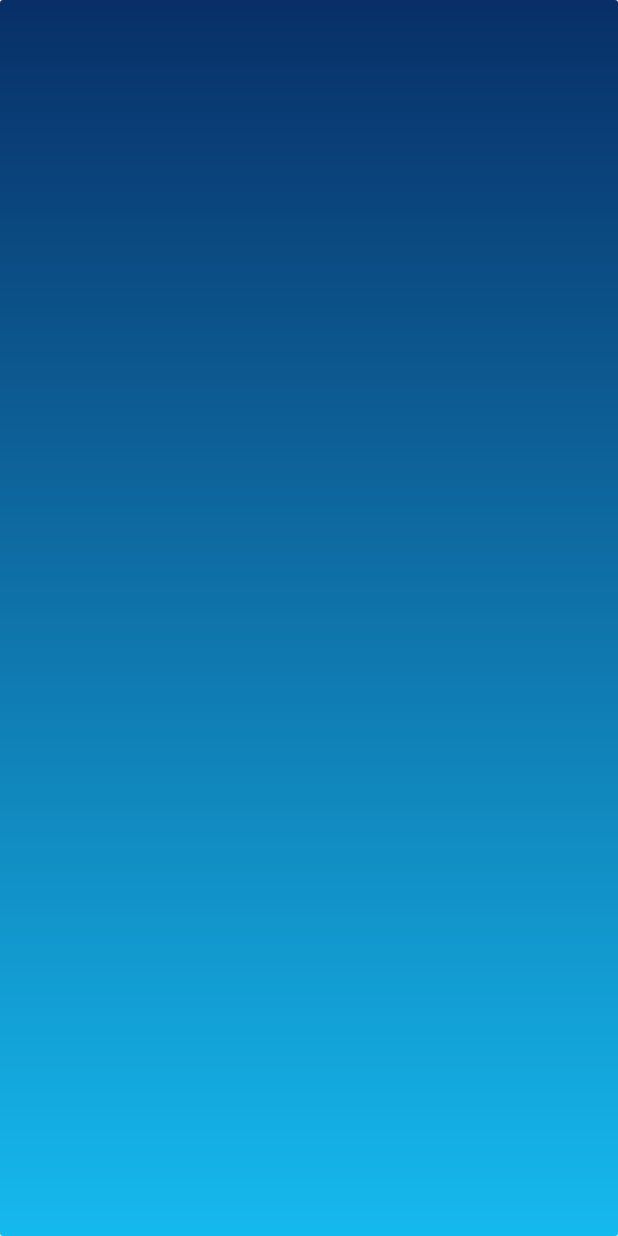
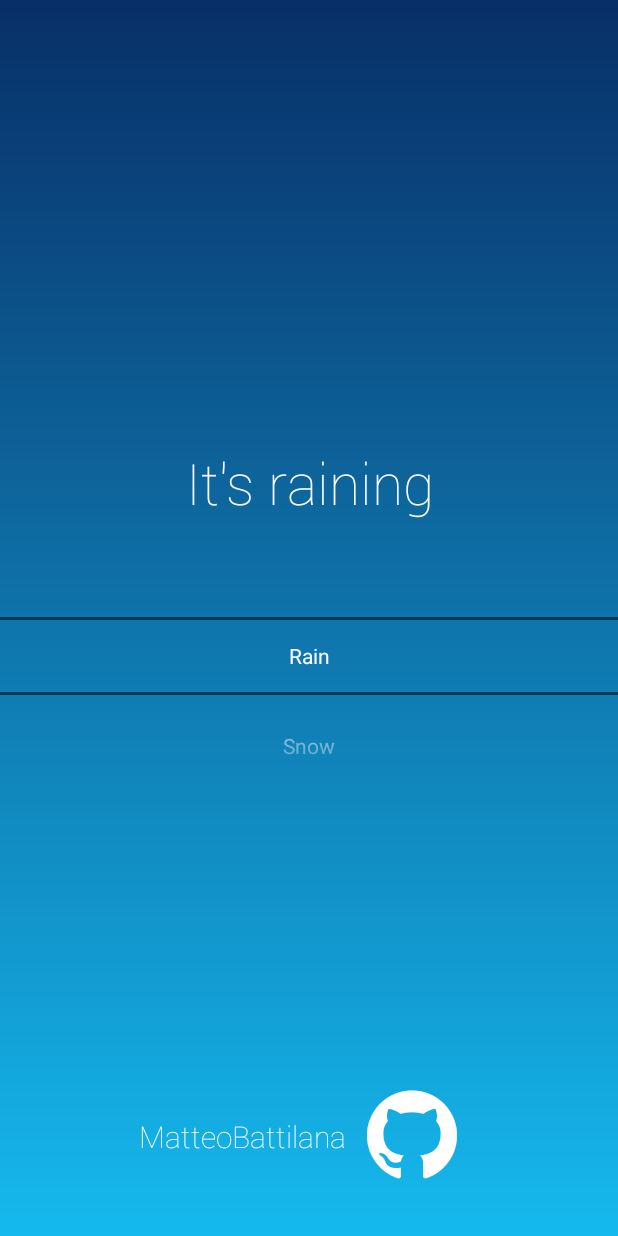
Before and after one commit to MatteoBattilana/WeatherView, an Android app: the screen it shows after launch (MainActivity), on a phone screen of 412 x 824 dp. Run offline under Robolectric (Android 15) with nearby library versions, the phone set to English and light mode, and no system bars; libraries missing offline, so code that uses them is left out: com.plattysoft.leonids; 6 statements that could not run were skipped.

Commit message:
Added screenshot

```diff
--- /dev/null
+++ b/app/src/main/java/xyz/matteobattilana/weatherview/HoloPicker.java
@@ -0,0 +1,42 @@
+package xyz.matteobattilana.weatherview;
+
+import android.annotation.TargetApi;
+import android.content.Context;
+import android.graphics.Typeface;
+import android.os.Build;
+import android.util.AttributeSet;
+import android.widget.NumberPicker;
+
+// For backward-compability
+public class HoloPicker extends NumberPicker {
+
+
+    public HoloPicker(Context context) {
+        super(context);
+        if (!isInEditMode())
+            init();
+    }
+
+    public HoloPicker(Context context, AttributeSet attrs) {
+        super(context, attrs);
+        if (!isInEditMode()) {
+            init();
+        }
+    }
+
+    public HoloPicker(Context context, AttributeSet attrs, int defStyle) {
+        super(context, attrs, defStyle);
+        if (!isInEditMode()) {
+            init();
+        }
+    }
+
+    private void init() {
+        String[] values = getResources().getStringArray(R.array.weatherList);
+
+        this.setMinValue(0); //from array first value
+        this.setMaxValue(values.length - 1); //to array last value
+        this.setDisplayedValues(values);
+        this.setWrapSelectorWheel(true);
+    }
+}
--- /dev/null
+++ b/app/src/main/java/xyz/matteobattilana/weatherview/HoloTextView.java
@@ -0,0 +1,37 @@
+package xyz.matteobattilana.weatherview;
+
+import android.content.Context;
+import android.graphics.Typeface;
+import android.util.AttributeSet;
+import android.widget.TextView;
+
+public class HoloTextView extends TextView {
+
+	/*
+	 * Caches typefaces based on their file path and name, so that they don't
+	 * have to be created every time when they are referenced.
+	 */
+	private static Typeface mTypeface;
+
+	public HoloTextView(final Context context) {
+		this(context, null);
+
+	}
+
+	public HoloTextView(final Context context, final AttributeSet attrs) {
+		this(context, attrs, 0);
+	}
+
+	public HoloTextView(final Context context, final AttributeSet attrs,
+			final int defStyle) {
+		super(context, attrs, defStyle);
+		if (!isInEditMode()) {
+			if (mTypeface == null) {
+				mTypeface = Typeface.createFromAsset(context.getAssets(),
+						"Roboto-Thin.ttf");
+			}
+			setTypeface(mTypeface);
+		}
+	}
+
+}
--- a/app/src/main/java/xyz/matteobattilana/weatherview/MainActivity.java
+++ b/app/src/main/java/xyz/matteobattilana/weatherview/MainActivity.java
@@ -1,8 +1,17 @@
 package xyz.matteobattilana.weatherview;
 
+import android.content.Intent;
+import android.graphics.Typeface;
+import android.net.Uri;
 import android.support.v7.app.AppCompatActivity;
 import android.os.Bundle;
+import android.util.Log;
+import android.view.View;
+import android.widget.Button;
+import android.widget.LinearLayout;
+import android.widget.NumberPicker;
 
+import xyz.matteobattilana.library.Common.Constants;
 import xyz.matteobattilana.library.WeatherView;
 
 
@@ -12,9 +21,44 @@ public class MainActivity extends AppCompatActivity {
     protected void onCreate(Bundle savedInstanceState) {
         super.onCreate(savedInstanceState);
         setContentView(R.layout.activity_main);
-        WeatherView mWeatherView = (WeatherView) findViewById(R.id.weater);
+        final WeatherView mWeatherView = (WeatherView) findViewById(R.id.weater);
         //mWeatherView.setWeather(WeatherView.weatherStatus.RAIN);
         mWeatherView.startAnimation();
 
+        final HoloTextView text = (HoloTextView)findViewById(R.id.weatherText);
+
+        HoloPicker mHoloPicker = (HoloPicker)findViewById(R.id.picker);
+        mHoloPicker.setOnValueChangedListener(new NumberPicker.OnValueChangeListener() {
+            @Override
+            public void onValueChange(NumberPicker picker, int oldVal, int newVal) {
+                mWeatherView.setWeather(Constants.weatherStatus.values()[newVal]);
+                mWeatherView.startAnimation();
+                switch (Constants.weatherStatus.values()[newVal]){
+                    case RAIN:
+                        text.setText(getString(R.string.rain));
+                        break;
+                    case SNOW:
+                        text.setText(getString(R.string.snow));
+                        break;
+                    default:
+                        text.setText(getString(R.string.sun));
+                        break;
+                }
+            }
+        });
+
+        Button git = (Button)findViewById(R.id.btn_git);
+        Typeface fontawesome = Typeface.createFromAsset(getResources().getAssets(), "fontawesome-webfont.ttf");
+        git.setTypeface(fontawesome);
+
+        LinearLayout linear_git = (LinearLayout)findViewById(R.id.linear_git);
+        linear_git.setOnClickListener(new View.OnClickListener() {
+            @Override
+            public void onClick(View v) {
+                Intent browserIntent = new Intent(Intent.ACTION_VIEW, Uri.parse("https://github.com/MatteoBattilana/WeatherView"));
+                startActivity(browserIntent);
+            }
+        });
+
     }
 }
--- a/app/src/main/res/drawable/background.xml
+++ b/app/src/main/res/drawable/background.xml
@@ -4,6 +4,6 @@
     <gradient android:startColor="#082f67"
         android:endColor="#15b9ee"
         android:angle="270" />
-    <corners android:radius="2dp" />
+    <corners android:radius="0dp" />
     <stroke android:width="0px"/>
 </shape>
--- a/app/src/main/res/layout/activity_main.xml
+++ b/app/src/main/res/layout/activity_main.xml
@@ -3,19 +3,69 @@
     xmlns:tools="http://schemas.android.com/tools"
     android:layout_width="match_parent"
     android:layout_height="match_parent"
-    android:paddingBottom="@dimen/activity_vertical_margin"
-    android:paddingLeft="@dimen/activity_horizontal_margin"
-    android:paddingRight="@dimen/activity_horizontal_margin"
     android:background="@drawable/background"
     tools:context="xyz.matteobattilana.weatherview.MainActivity">
 
-    <xyz.matteobattilana.library.WeatherView
-        xmlns:app="http://schemas.android.com/apk/res-auto"
+    <xyz.matteobattilana.library.WeatherView xmlns:app="http://schemas.android.com/apk/res-auto"
         android:id="@+id/weater"
         android:layout_width="match_parent"
         android:layout_height="1dp"
-        app:startingWeather="RAIN"
+        app:fadeOutTime="1000"
         app:liveTime="3000"
-        app:fadeOutTime="1000"/>
+        app:startingWeather="RAIN" />
+
+    <LinearLayout
+        android:id="@+id/linearLayout"
+        android:layout_width="match_parent"
+        android:layout_height="wrap_content"
+        android:layout_centerHorizontal="true"
+        android:layout_centerVertical="true"
+        android:orientation="vertical">
+
+        <xyz.matteobattilana.weatherview.HoloTextView
+            android:id="@+id/weatherText"
+            android:layout_width="match_parent"
+            android:layout_height="wrap_content"
+            android:layout_alignParentEnd="true"
+            android:layout_alignParentRight="true"
+            android:layout_alignParentTop="true"
+            android:gravity="center"
+            android:text="@string/rain"
+            android:textColor="@android:color/white"
+            android:textSize="38sp" />
+
+        <xyz.matteobattilana.weatherview.HoloPicker
+            android:id="@+id/picker"
+            android:layout_width="match_parent"
+            android:layout_height="wrap_content"></xyz.matteobattilana.weatherview.HoloPicker>
+    </LinearLayout>
+
+    <LinearLayout
+        android:layout_width="match_parent"
+        android:layout_height="wrap_content"
+        android:gravity="center"
+        android:clickable="true"
+        android:id="@+id/linear_git"
+        android:layout_alignParentBottom="true"
+        android:layout_centerHorizontal="true"
+        android:layout_marginBottom="30dp">
+
+        <xyz.matteobattilana.weatherview.HoloTextView
+            android:layout_width="wrap_content"
+            android:clickable="false"
+            android:layout_height="wrap_content"
+            android:textSize="20sp"
+            android:text="MatteoBattilana"/>
+        <Button
+            android:id="@+id/btn_git"
+            android:layout_width="wrap_content"
+            android:layout_height="wrap_content"
+            android:background="@android:color/transparent"
+            android:text="@string/git_icon"
+            android:clickable="false"
+            android:textColor="@android:color/white"
+            android:textSize="70dp" />
+    </LinearLayout>
+
 
 </RelativeLayout>
--- a/app/src/main/res/values-v21/styles.xml
+++ b/app/src/main/res/values-v21/styles.xml
@@ -1,11 +1,12 @@
 <?xml version="1.0" encoding="utf-8"?>
 <resources>
 
-        <style name="AppTheme" parent="Theme.AppCompat.Light.NoActionBar">
-                <!-- Customize your theme here. -->
-                <item name="colorPrimary">@color/colorPrimary</item>
-                <item name="android:statusBarColor">@android:color/transparent</item>
-                <item name="colorPrimaryDark">@color/colorPrimaryDark</item>
-                <item name="colorAccent">@color/colorAccent</item>
-        </style>
+    <style name="AppTheme" parent="Theme.AppCompat.Light.NoActionBar">
+        <!-- Customize your theme here. -->
+
+        <item name="android:textColorPrimary">#ffffff</item>
+        <item name="colorPrimary">@android:color/transparent</item>
+        <item name="colorPrimaryDark">@color/colorPrimaryDark</item>
+        <item name="colorAccent">@color/colorAccent</item>
+    </style>
 </resources>
--- a/app/src/main/res/values/strings.xml
+++ b/app/src/main/res/values/strings.xml
@@ -1,3 +1,14 @@
 <resources>
-    <string name="app_name">WeatherView</string>
+    <string name="app_name">WeatherView Demo Library</string>
+    <string name="rain">It\'s raining</string>
+    <string name="sun">It\'s a sunny day</string>
+    <string name="snow">It\'s snowing</string>
+
+    <string-array name="weatherList">
+        <item>Rain</item>
+        <item>Snow</item>
+        <item>Sun</item>
+    </string-array>
+
+    <string name="git_icon">&#xf09b;</string>
 </resources>
--- a/app/src/main/res/values/styles.xml
+++ b/app/src/main/res/values/styles.xml
@@ -1,11 +1,12 @@
 <resources>
-
     <!-- Base application theme. -->
     <style name="AppTheme" parent="Theme.AppCompat.Light.NoActionBar">
-        <!-- Customize your theme here. -->
-        <item name="colorPrimary">@color/colorPrimary</item>
         <item name="colorPrimaryDark">@color/colorPrimaryDark</item>
         <item name="colorAccent">@color/colorAccent</item>
+        <item name="android:textColorPrimary">#ffffff</item>
+        <item name="android:windowContentOverlay">@null</item>
+        <item name="windowActionBarOverlay">true</item>
+        <item name="colorPrimary">@android:color/transparent</item>
     </style>
 
 </resources>
--- a/library/src/main/java/xyz/matteobattilana/library/WeatherView.java
+++ b/library/src/main/java/xyz/matteobattilana/library/WeatherView.java
@@ -5,7 +5,6 @@ import android.app.Activity;
 import android.content.Context;
 import android.content.res.TypedArray;
 import android.util.AttributeSet;
-import android.util.Log;
 import android.view.Gravity;
 import android.view.View;
 import android.view.animation.AccelerateInterpolator;
@@ -44,23 +43,21 @@ public class WeatherView extends View {
             startingWeather = typedArray.getInt(R.styleable.WeatherView_startingWeather, 0);
             liveTime = typedArray.getInt(R.styleable.WeatherView_liveTime, -1);
             fadeOutTime = typedArray.getInt(R.styleable.WeatherView_fadeOutTime, -1);
-            fadeOutTime = fadeOutTime != -1 ? fadeOutTime : Constants.fadeOutTime;
 
-            loadWeather(startingWeather, liveTime);
+
+            setWeather(Constants.weatherStatus.values()[startingWeather], liveTime, Constants.fadeOutTime);
         } finally {
             typedArray.recycle();
         }
     }
 
-    private void loadWeather(int startingWeather, int liveTime) {
-        setWeather(Constants.weatherStatus.values()[startingWeather], liveTime);
-    }
 
-    public void setWeather(Constants.weatherStatus status, int liveTime) {
+    public void setWeather(Constants.weatherStatus status, int liveTime, int fadeOutTime) {
+        fadeOutTime = fadeOutTime != -1 ? fadeOutTime : Constants.fadeOutTime;
         currentWeather = status;
 
         if (ps != null)
-            ps.cancel();
+            ps.stopEmitting();
         switch (status) {
             case RAIN:
                 rainTime = liveTime != -1 ? liveTime : rainTime;
@@ -87,8 +84,12 @@ public class WeatherView extends View {
                 liveTime = Constants.snowTime;
                 break;
         }
-        setWeather(status, liveTime);
+        setWeather(status, liveTime,Constants.fadeOutTime);
 
+    }
+
+    public void setWeather(Constants.weatherStatus status, int liveTime){
+        setWeather(status,liveTime,Constants.fadeOutTime);
     }
 
     /**
--- a/library/src/main/res/values/attrs.xml
+++ b/library/src/main/res/values/attrs.xml
@@ -2,9 +2,9 @@
 <resources>
     <declare-styleable name="WeatherView">
         <attr name="startingWeather" format="enum">
-            <enum name="SUN" value="1"/>
+            <enum name="SUN" value="2"/>
             <enum name="RAIN" value="0"/>
-            <enum name="SNOW" value="2"/>
+            <enum name="SNOW" value="1"/>
         </attr>
         <attr name="liveTime" format="integer"/>
         <attr name="fadeOutTime" format="integer"/>
```
Also changed, not shown: app/src/main/assets/Roboto-Light.ttf (added), app/src/main/assets/Roboto-Regular.ttf (added), app/src/main/assets/Roboto-Thin.ttf (added), app/src/main/assets/fontawesome-webfont.ttf (added), 4 other files.
